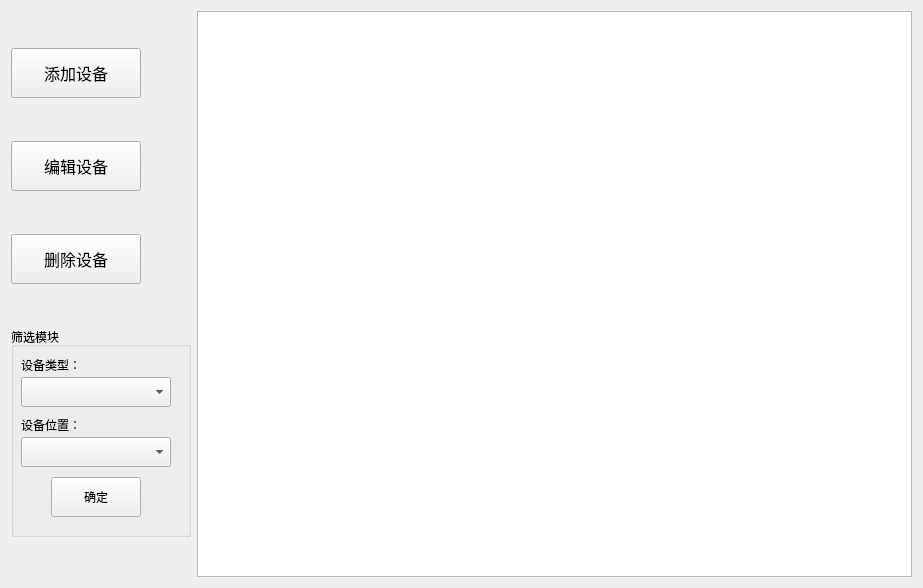
First picture: the form in SnailIOTMonitoring/deviceManager/admindevicemanager.ui, repository leirujie/SnailIOTMonitoring, before the edit.
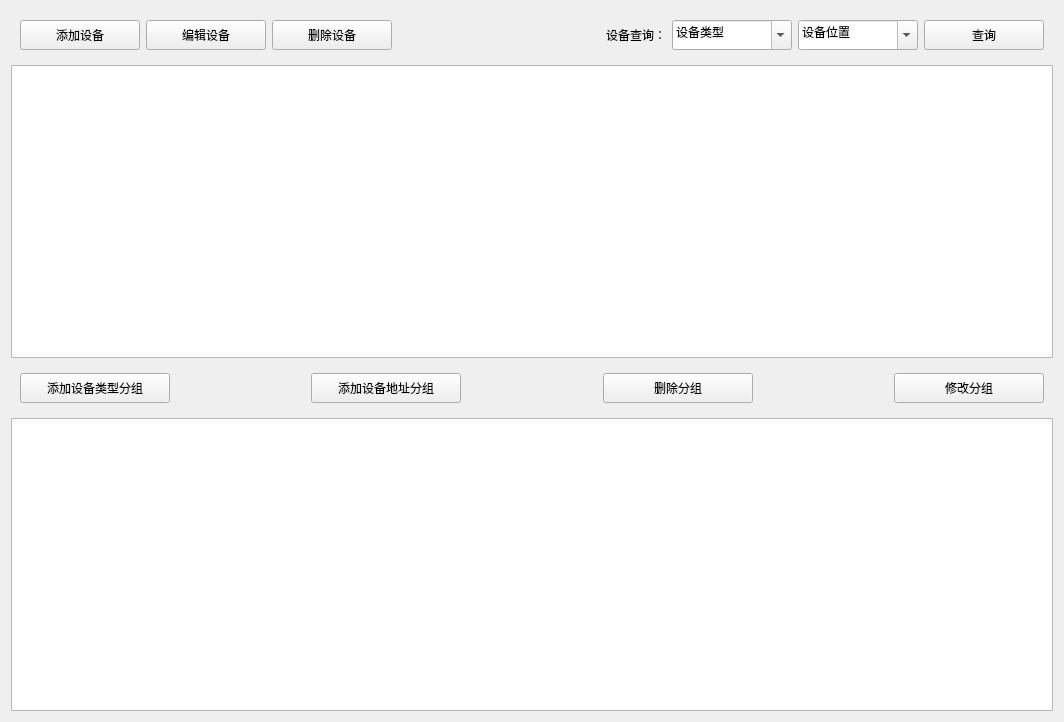
Second picture: the form after the edit.

Commit message: 更新设备、分组管理模块功能，删除多余配置

```diff
--- a/SnailIOTMonitoring/deviceManager/admindevicemanager.ui
+++ b/SnailIOTMonitoring/deviceManager/admindevicemanager.ui
@@ -6,210 +6,329 @@
    <rect>
     <x>0</x>
     <y>0</y>
-    <width>923</width>
-    <height>588</height>
+    <width>1064</width>
+    <height>722</height>
    </rect>
   </property>
   <property name="windowTitle">
    <string>Form</string>
   </property>
-  <layout class="QGridLayout" name="gridLayout">
+  <layout class="QGridLayout" name="gridLayout_3">
    <item row="0" column="0">
-    <layout class="QVBoxLayout" name="verticalLayout">
-     <item>
-      <widget class="QPushButton" name="addButton">
-       <property name="minimumSize">
-        <size>
-         <width>130</width>
-         <height>50</height>
-        </size>
-       </property>
-       <property name="maximumSize">
-        <size>
-         <width>130</width>
-         <height>50</height>
-        </size>
-       </property>
-       <property name="font">
-        <font>
-         <family>微软雅黑</family>
-         <pointsize>12</pointsize>
-        </font>
-       </property>
-       <property name="text">
-        <string>添加设备</string>
-       </property>
-      </widget>
-     </item>
-     <item>
-      <widget class="QPushButton" name="editButton">
-       <property name="minimumSize">
-        <size>
-         <width>130</width>
-         <height>50</height>
-        </size>
-       </property>
-       <property name="maximumSize">
-        <size>
-         <width>130</width>
-         <height>50</height>
-        </size>
-       </property>
-       <property name="font">
-        <font>
-         <family>微软雅黑</family>
-         <pointsize>12</pointsize>
-        </font>
-       </property>
-       <property name="text">
-        <string>编辑设备</string>
-       </property>
-      </widget>
-     </item>
-     <item>
-      <widget class="QPushButton" name="deleteButton">
-       <property name="minimumSize">
-        <size>
-         <width>130</width>
-         <height>50</height>
-        </size>
-       </property>
-       <property name="maximumSize">
-        <size>
-         <width>130</width>
-         <height>50</height>
-        </size>
-       </property>
-       <property name="font">
-        <font>
-         <family>微软雅黑</family>
-         <pointsize>12</pointsize>
-        </font>
-       </property>
-       <property name="text">
-        <string>删除设备</string>
-       </property>
-      </widget>
-     </item>
-     <item>
-      <widget class="QGroupBox" name="groupBox">
-       <property name="minimumSize">
-        <size>
-         <width>180</width>
-         <height>210</height>
-        </size>
-       </property>
-       <property name="maximumSize">
-        <size>
-         <width>180</width>
-         <height>210</height>
-        </size>
-       </property>
-       <property name="title">
-        <string>筛选模块</string>
-       </property>
+    <widget class="QWidget" name="widget" native="true">
+     <layout class="QGridLayout" name="gridLayout">
+      <item row="0" column="3">
+       <spacer name="horizontalSpacer">
+        <property name="orientation">
+         <enum>Qt::Horizontal</enum>
+        </property>
+        <property name="sizeHint" stdset="0">
+         <size>
+          <width>67</width>
+          <height>20</height>
+         </size>
+        </property>
+       </spacer>
+      </item>
+      <item row="0" column="2">
+       <widget class="QPushButton" name="deleteButton">
+        <property name="minimumSize">
+         <size>
+          <width>120</width>
+          <height>30</height>
+         </size>
+        </property>
+        <property name="maximumSize">
+         <size>
+          <width>120</width>
+          <height>30</height>
+         </size>
+        </property>
+        <property name="font">
+         <font>
+          <family>Agency FB</family>
+          <pointsize>9</pointsize>
+         </font>
+        </property>
+        <property name="text">
+         <string>删除设备</string>
+        </property>
+       </widget>
+      </item>
+      <item row="0" column="5">
        <widget class="QComboBox" name="typeComboBox">
-        <property name="geometry">
-         <rect>
-          <x>10</x>
-          <y>50</y>
-          <width>150</width>
-          <height>30</height>
-         </rect>
-        </property>
         <property name="minimumSize">
          <size>
-          <width>150</width>
+          <width>120</width>
           <height>30</height>
          </size>
         </property>
         <property name="maximumSize">
          <size>
-          <width>150</width>
-          <height>50</height>
+          <width>120</width>
+          <height>30</height>
          </size>
         </property>
+        <property name="editable">
+         <bool>true</bool>
+        </property>
+        <property name="currentText">
+         <string>设备类型</string>
+        </property>
        </widget>
-       <widget class="QComboBox" name="locationFilterComboBox">
-        <property name="geometry">
-         <rect>
-          <x>10</x>
-          <y>110</y>
-          <width>150</width>
-          <height>30</height>
-         </rect>
+      </item>
+      <item row="0" column="4">
+       <widget class="QLabel" name="label_3">
+        <property name="text">
+         <string>设备查询：</string>
         </property>
+       </widget>
+      </item>
+      <item row="0" column="1">
+       <widget class="QPushButton" name="editButton">
         <property name="minimumSize">
          <size>
-          <width>150</width>
+          <width>120</width>
           <height>30</height>
          </size>
         </property>
         <property name="maximumSize">
          <size>
-          <width>150</width>
-          <height>50</height>
+          <width>120</width>
+          <height>30</height>
          </size>
         </property>
-       </widget>
-       <widget class="QLabel" name="label">
-        <property name="geometry">
-         <rect>
-          <x>10</x>
-          <y>30</y>
-          <width>72</width>
-          <height>15</height>
-         </rect>
+        <property name="font">
+         <font>
+          <family>Agency FB</family>
+          <pointsize>9</pointsize>
+         </font>
         </property>
         <property name="text">
-         <string>设备类型：</string>
+         <string>编辑设备</string>
         </property>
        </widget>
-       <widget class="QLabel" name="label_2">
-        <property name="geometry">
-         <rect>
-          <x>10</x>
-          <y>90</y>
-          <width>72</width>
-          <height>15</height>
-         </rect>
-        </property>
-        <property name="text">
-         <string>设备位置：</string>
-        </property>
-       </widget>
+      </item>
+      <item row="0" column="7">
        <widget class="QPushButton" name="queryButton">
-        <property name="geometry">
-         <rect>
-          <x>40</x>
-          <y>150</y>
-          <width>90</width>
-          <height>40</height>
-         </rect>
+        <property name="minimumSize">
+         <size>
+          <width>120</width>
+          <height>30</height>
+         </size>
         </property>
+        <property name="maximumSize">
+         <size>
+          <width>120</width>
+          <height>30</height>
+         </size>
+        </property>
+        <property name="text">
+         <string>查询</string>
+        </property>
+       </widget>
+      </item>
+      <item row="0" column="6">
+       <widget class="QComboBox" name="locationFilterComboBox">
         <property name="minimumSize">
          <size>
-          <width>90</width>
-          <height>40</height>
+          <width>120</width>
+          <height>30</height>
          </size>
         </property>
         <property name="maximumSize">
          <size>
-          <width>90</width>
-          <height>40</height>
+          <width>120</width>
+          <height>30</height>
          </size>
         </property>
+        <property name="editable">
+         <bool>true</bool>
+        </property>
+        <property name="currentText">
+         <string>设备位置</string>
+        </property>
+       </widget>
+      </item>
+      <item row="0" column="0">
+       <widget class="QPushButton" name="addButton">
+        <property name="minimumSize">
+         <size>
+          <width>120</width>
+          <height>30</height>
+         </size>
+        </property>
+        <property name="maximumSize">
+         <size>
+          <width>120</width>
+          <height>30</height>
+         </size>
+        </property>
+        <property name="font">
+         <font>
+          <family>微软雅黑</family>
+          <pointsize>9</pointsize>
+         </font>
+        </property>
         <property name="text">
-         <string>确定</string>
+         <string>添加设备</string>
         </property>
        </widget>
-      </widget>
-     </item>
-    </layout>
+      </item>
+     </layout>
+    </widget>
    </item>
-   <item row="0" column="1">
+   <item row="1" column="0">
     <widget class="QTableWidget" name="deviceTable"/>
    </item>
+   <item row="2" column="0">
+    <widget class="QWidget" name="widget_2" native="true">
+     <layout class="QGridLayout" name="gridLayout_2">
+      <item row="0" column="0">
+       <widget class="QPushButton" name="addDeviceTypeGroupButton">
+        <property name="minimumSize">
+         <size>
+          <width>150</width>
+          <height>30</height>
+         </size>
+        </property>
+        <property name="maximumSize">
+         <size>
+          <width>150</width>
+          <height>30</height>
+         </size>
+        </property>
+        <property name="font">
+         <font>
+          <family>Agency FB</family>
+          <pointsize>9</pointsize>
+         </font>
+        </property>
+        <property name="text">
+         <string>添加设备类型分组</string>
+        </property>
+       </widget>
+      </item>
+      <item row="0" column="1">
+       <spacer name="horizontalSpacer_2">
+        <property name="orientation">
+         <enum>Qt::Horizontal</enum>
+        </property>
+        <property name="sizeHint" stdset="0">
+         <size>
+          <width>122</width>
+          <height>20</height>
+         </size>
+        </property>
+       </spacer>
+      </item>
+      <item row="0" column="2">
+       <widget class="QPushButton" name="addDeviceLocationGroupButton">
+        <property name="minimumSize">
+         <size>
+          <width>150</width>
+          <height>30</height>
+         </size>
+        </property>
+        <property name="maximumSize">
+         <size>
+          <width>150</width>
+          <height>30</height>
+         </size>
+        </property>
+        <property name="font">
+         <font>
+          <family>Agency FB</family>
+          <pointsize>9</pointsize>
+         </font>
+        </property>
+        <property name="text">
+         <string>添加设备地址分组</string>
+        </property>
+       </widget>
+      </item>
+      <item row="0" column="3">
+       <spacer name="horizontalSpacer_3">
+        <property name="orientation">
+         <enum>Qt::Horizontal</enum>
+        </property>
+        <property name="sizeHint" stdset="0">
+         <size>
+          <width>123</width>
+          <height>20</height>
+         </size>
+        </property>
+       </spacer>
+      </item>
+      <item row="0" column="4">
+       <widget class="QPushButton" name="deleteGroupButton">
+        <property name="minimumSize">
+         <size>
+          <width>150</width>
+          <height>30</height>
+         </size>
+        </property>
+        <property name="maximumSize">
+         <size>
+          <width>150</width>
+          <height>30</height>
+         </size>
+        </property>
+        <property name="font">
+         <font>
+          <family>Agency FB</family>
+          <pointsize>9</pointsize>
+         </font>
+        </property>
+        <property name="text">
+         <string>删除分组</string>
+        </property>
+       </widget>
+      </item>
+      <item row="0" column="5">
+       <spacer name="horizontalSpacer_4">
+        <property name="orientation">
+         <enum>Qt::Horizontal</enum>
+        </property>
+        <property name="sizeHint" stdset="0">
+         <size>
+          <width>122</width>
+          <height>20</height>
+         </size>
+        </property>
+       </spacer>
+      </item>
+      <item row="0" column="6">
+       <widget class="QPushButton" name="editGroupButton">
+        <property name="minimumSize">
+         <size>
+          <width>150</width>
+          <height>30</height>
+         </size>
+        </property>
+        <property name="maximumSize">
+         <size>
+          <width>150</width>
+          <height>30</height>
+         </size>
+        </property>
+        <property name="font">
+         <font>
+          <family>Agency FB</family>
+          <pointsize>9</pointsize>
+         </font>
+        </property>
+        <property name="text">
+         <string>修改分组</string>
+        </property>
+       </widget>
+      </item>
+     </layout>
+    </widget>
+   </item>
+   <item row="3" column="0">
+    <widget class="QTableWidget" name="groupTableWidget"/>
+   </item>
   </layout>
  </widget>
  <resources/>
```
The commit also changes 19 other files.
